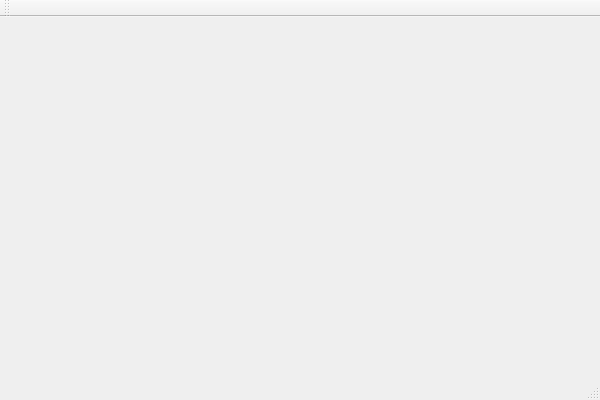
Old version of the form MessengingApp/MessengingApp/MessengingApp.ui in the repository WannesN/Comnet_project_messenger.
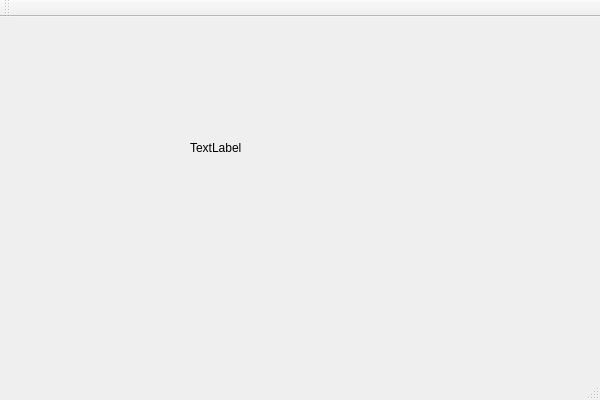
New version of the form.

Diff of the .ui file:
```diff
--- a/MessengingApp/MessengingApp/MessengingApp.ui
+++ b/MessengingApp/MessengingApp/MessengingApp.ui
@@ -13,7 +13,21 @@
   <property name="windowTitle">
    <string>Messenging Window</string>
   </property>
-  <widget class="QWidget" name="centralWidget"/>
+  <widget class="QWidget" name="centralWidget">
+   <widget class="QLabel" name="DebugLabel">
+    <property name="geometry">
+     <rect>
+      <x>190</x>
+      <y>115</y>
+      <width>221</width>
+      <height>31</height>
+     </rect>
+    </property>
+    <property name="text">
+     <string>TextLabel</string>
+    </property>
+   </widget>
+  </widget>
   <widget class="QMenuBar" name="menuBar">
    <property name="geometry">
     <rect>
```
